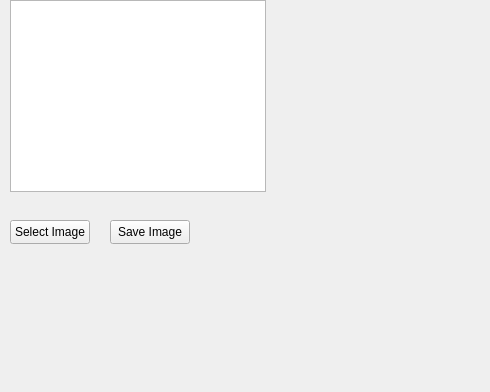
Qt form mainwindow.ui (RaczNikoletta/QTImage) before a commit; both pictures show x 0 to 490 and y 0 to 392 of the 800 by 600 pixel window.
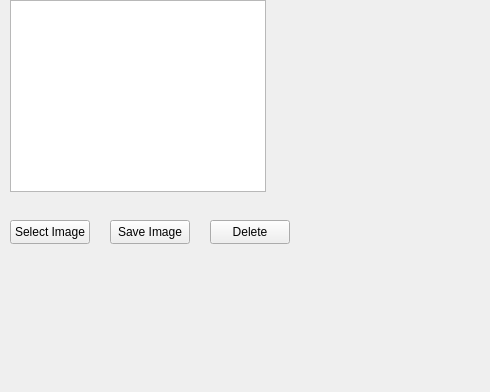
The same form after that commit.

```diff
--- a/mainwindow.ui
+++ b/mainwindow.ui
@@ -63,6 +63,19 @@
      <string>Save Image</string>
     </property>
    </widget>
+   <widget class="QPushButton" name="deleteButton">
+    <property name="geometry">
+     <rect>
+      <x>210</x>
+      <y>220</y>
+      <width>80</width>
+      <height>24</height>
+     </rect>
+    </property>
+    <property name="text">
+     <string>Delete</string>
+    </property>
+   </widget>
   </widget>
   <widget class="QMenuBar" name="menubar">
    <property name="geometry">
```
